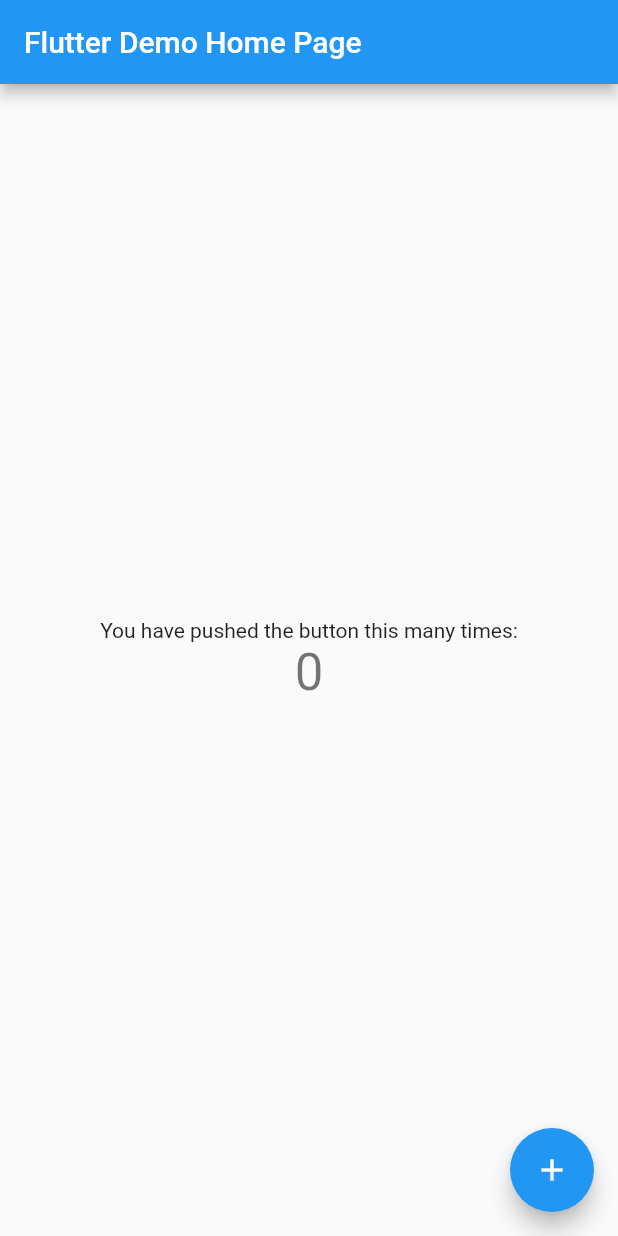
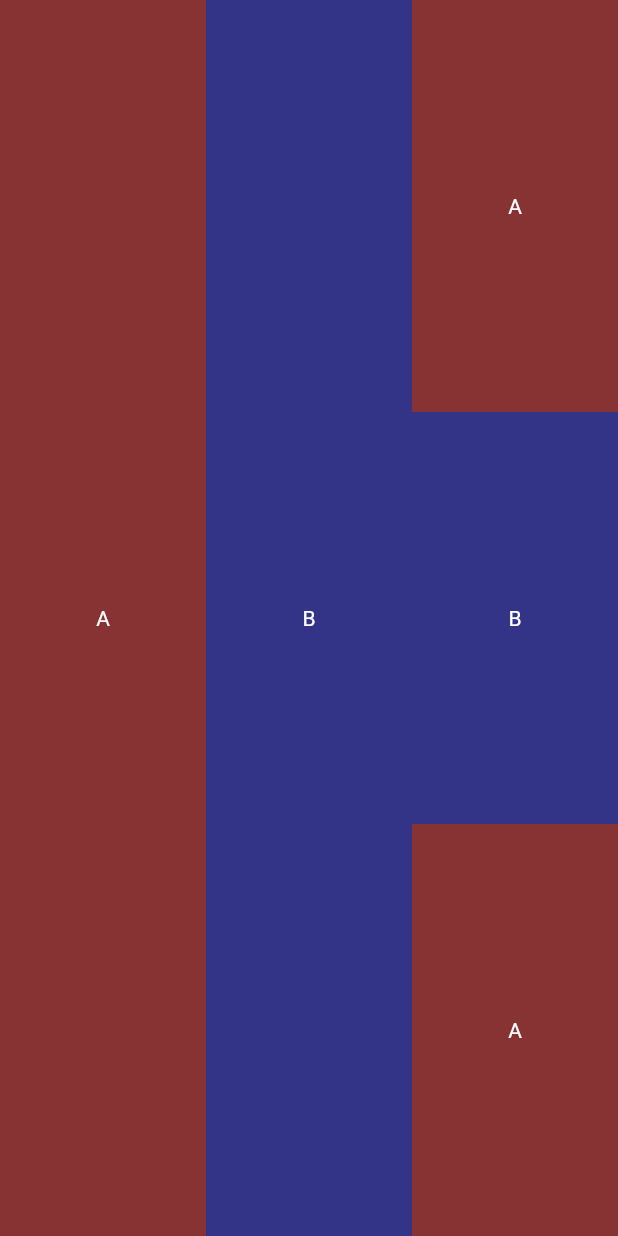
Before and after one commit to Ciart/nabi, a Flutter app: the screen it shows after launch, on a phone screen of 412 x 824 dp. Run offline on Flutter 3.47's test engine with Material 2 defaults, Android fonts, the phone set to English and light mode, and no system bars.

Commit message:
Create nabi widget

```diff
--- /dev/null
+++ b/example/lib/a_panel.dart
@@ -0,0 +1,13 @@
+import 'package:flutter/widgets.dart';
+
+class APanel extends StatelessWidget {
+  @override
+  Widget build(BuildContext context) {
+    return Container(
+      child: Center(
+        child: Text("A"),
+      ),
+      color: const Color(0xff883333),
+    );
+  }
+}
--- /dev/null
+++ b/example/lib/b_panel.dart
@@ -0,0 +1,13 @@
+import 'package:flutter/widgets.dart';
+
+class BPanel extends StatelessWidget {
+  @override
+  Widget build(BuildContext context) {
+    return Container(
+      child: Center(
+        child: Text("B"),
+      ),
+      color: const Color(0xff333388),
+    );
+  }
+}
--- a/example/lib/main.dart
+++ b/example/lib/main.dart
@@ -1,113 +1,38 @@
-import 'package:flutter/material.dart';
+import 'package:flutter/widgets.dart';
+import 'package:nabi/nabi.dart';
+
+import 'a_panel.dart';
+import 'b_panel.dart';
 
 void main() {
-  runApp(MyApp());
+  runApp(App());
 }
 
-class MyApp extends StatelessWidget {
-  // This widget is the root of your application.
+class App extends StatelessWidget {
   @override
   Widget build(BuildContext context) {
-    return MaterialApp(
-      title: 'Flutter Demo',
-      theme: ThemeData(
-        // This is the theme of your application.
-        //
-        // Try running your application with "flutter run". You'll see the
-        // application has a blue toolbar. Then, without quitting the app, try
-        // changing the primarySwatch below to Colors.green and then invoke
-        // "hot reload" (press "r" in the console where you ran "flutter run",
-        // or simply save your changes to "hot reload" in a Flutter IDE).
-        // Notice that the counter didn't reset back to zero; the application
-        // is not restarted.
-        primarySwatch: Colors.blue,
-      ),
-      home: MyHomePage(title: 'Flutter Demo Home Page'),
+    return WidgetsApp(
+      title: 'example',
+      color: const Color(0xFFFFFFFF),
+      debugShowCheckedModeBanner: false,
+      builder: (context, int) {
+        return Nabi(
+          registeredWidgets: {
+            'a': Builder(builder: (context) => APanel()),
+            'b': Builder(builder: (context) => BPanel())
+          },
+          config: NabiConfig(
+              child: NabiItemConfig(type: NabiItemType.row, children: [
+            NabiItemConfig(type: NabiItemType.widget, widgetName: 'a'),
+            NabiItemConfig(type: NabiItemType.widget, widgetName: 'b'),
+            NabiItemConfig(type: NabiItemType.column, children: [
+              NabiItemConfig(type: NabiItemType.widget, widgetName: 'a'),
+              NabiItemConfig(type: NabiItemType.widget, widgetName: 'b'),
+              NabiItemConfig(type: NabiItemType.widget, widgetName: 'a'),
+            ]),
+          ])),
+        );
+      },
     );
   }
 }
-
-class MyHomePage extends StatefulWidget {
-  MyHomePage({Key? key, required this.title}) : super(key: key);
-
-  // This widget is the home page of your application. It is stateful, meaning
-  // that it has a State object (defined below) that contains fields that affect
-  // how it looks.
-
-  // This class is the configuration for the state. It holds the values (in this
-  // case the title) provided by the parent (in this case the App widget) and
-  // used by the build method of the State. Fields in a Widget subclass are
-  // always marked "final".
-
-  final String title;
-
-  @override
-  _MyHomePageState createState() => _MyHomePageState();
-}
-
-class _MyHomePageState extends State<MyHomePage> {
-  int _counter = 0;
-
-  void _incrementCounter() {
-    setState(() {
-      // This call to setState tells the Flutter framework that something has
-      // changed in this State, which causes it to rerun the build method below
-      // so that the display can reflect the updated values. If we changed
-      // _counter without calling setState(), then the build method would not be
-      // called again, and so nothing would appear to happen.
-      _counter++;
-    });
-  }
-
-  @override
-  Widget build(BuildContext context) {
-    // This method is rerun every time setState is called, for instance as done
-    // by the _incrementCounter method above.
-    //
-    // The Flutter framework has been optimized to make rerunning build methods
-    // fast, so that you can just rebuild anything that needs updating rather
-    // than having to individually change instances of widgets.
-    return Scaffold(
-      appBar: AppBar(
-        // Here we take the value from the MyHomePage object that was created by
-        // the App.build method, and use it to set our appbar title.
-        title: Text(widget.title),
-      ),
-      body: Center(
-        // Center is a layout widget. It takes a single child and positions it
-        // in the middle of the parent.
-        child: Column(
-          // Column is also a layout widget. It takes a list of children and
-          // arranges them vertically. By default, it sizes itself to fit its
-          // children horizontally, and tries to be as tall as its parent.
-          //
-          // Invoke "debug painting" (press "p" in the console, choose the
-          // "Toggle Debug Paint" action from the Flutter Inspector in Android
-          // Studio, or the "Toggle Debug Paint" command in Visual Studio Code)
-          // to see the wireframe for each widget.
-          //
-          // Column has various properties to control how it sizes itself and
-          // how it positions its children. Here we use mainAxisAlignment to
-          // center the children vertically; the main axis here is the vertical
-          // axis because Columns are vertical (the cross axis would be
-          // horizontal).
-          mainAxisAlignment: MainAxisAlignment.center,
-          children: <Widget>[
-            Text(
-              'You have pushed the button this many times:',
-            ),
-            Text(
-              '$_counter',
-              style: Theme.of(context).textTheme.headline4,
-            ),
-          ],
-        ),
-      ),
-      floatingActionButton: FloatingActionButton(
-        onPressed: _incrementCounter,
-        tooltip: 'Increment',
-        child: Icon(Icons.add),
-      ), // This trailing comma makes auto-formatting nicer for build methods.
-    );
-  }
-}
--- a/lib/nabi.dart
+++ b/lib/nabi.dart
@@ -1,7 +1,3 @@
 library nabi;
 
-/// A Calculator.
-class Calculator {
-  /// Returns [value] plus 1.
-  int addOne(int value) => value + 1;
-}
+export './src/nabi.dart';
--- /dev/null
+++ b/lib/src/nabi.dart
@@ -0,0 +1,83 @@
+import 'package:flutter/widgets.dart';
+
+class Nabi extends StatefulWidget {
+  const Nabi({Key? key, required this.registeredWidgets, required this.config})
+      : super(key: key);
+
+  final Map<String, Widget> registeredWidgets;
+  final NabiConfig config;
+
+  @override
+  _NabiState createState() => _NabiState();
+}
+
+class NabiConfig {
+  const NabiConfig({required this.child});
+
+  final NabiItemConfig child;
+}
+
+enum NabiItemType { widget, row, column }
+
+class NabiItemConfig {
+  NabiItemConfig(
+      {required this.type,
+      this.widgetName,
+      this.children,
+      this.size = 1,
+      this.isFlex = true});
+
+  final NabiItemType type;
+  final String? widgetName;
+  final List<NabiItemConfig>? children;
+
+  int size;
+  bool isFlex;
+
+  void addChild(NabiItemConfig layoutItemConfig) {
+    if (type == NabiItemType.widget) {
+      return;
+    }
+
+    children?.add(layoutItemConfig);
+  }
+}
+
+class _NabiState extends State<Nabi> {
+  var _config = NabiConfig(child: NabiItemConfig(type: NabiItemType.widget));
+
+  @override
+  void initState() {
+    super.initState();
+
+    _config = widget.config;
+  }
+
+  @override
+  Widget build(BuildContext context) {
+    return convertConfigToWidget(_config.child);
+  }
+
+  Widget convertConfigToWidget(NabiItemConfig config) {
+    switch (config.type) {
+      case NabiItemType.widget:
+        return this.widget.registeredWidgets[config.widgetName] ?? Container();
+      case NabiItemType.row:
+        if (config.children == null) {
+          return Container();
+        }
+        return Row(
+            children: config.children!
+                .map((child) => Expanded(child: convertConfigToWidget(child)))
+                .toList());
+      case NabiItemType.column:
+        if (config.children == null) {
+          return Container();
+        }
+        return Column(
+            children: config.children!
+                .map((child) => Expanded(child: convertConfigToWidget(child)))
+                .toList());
+    }
+  }
+}
```
